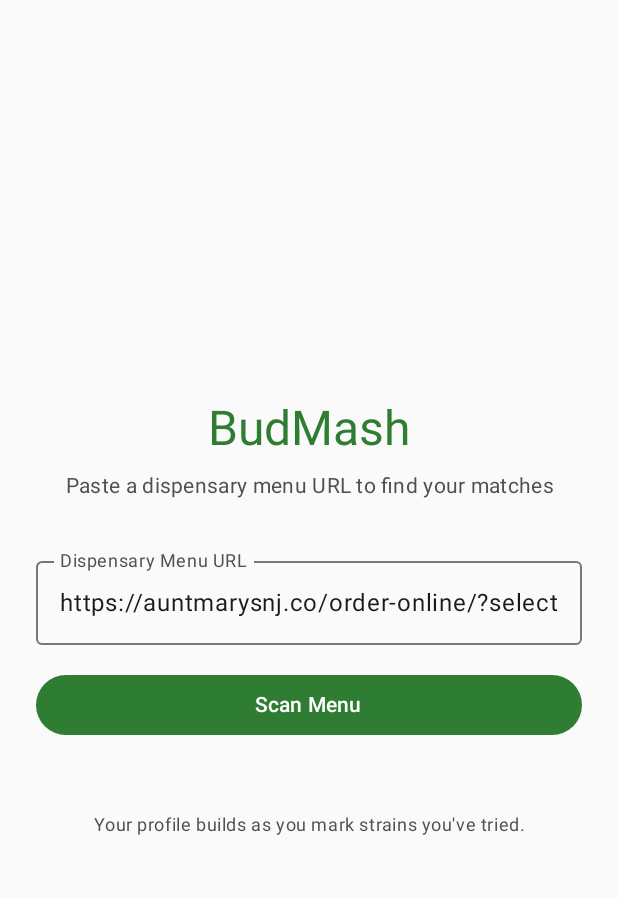
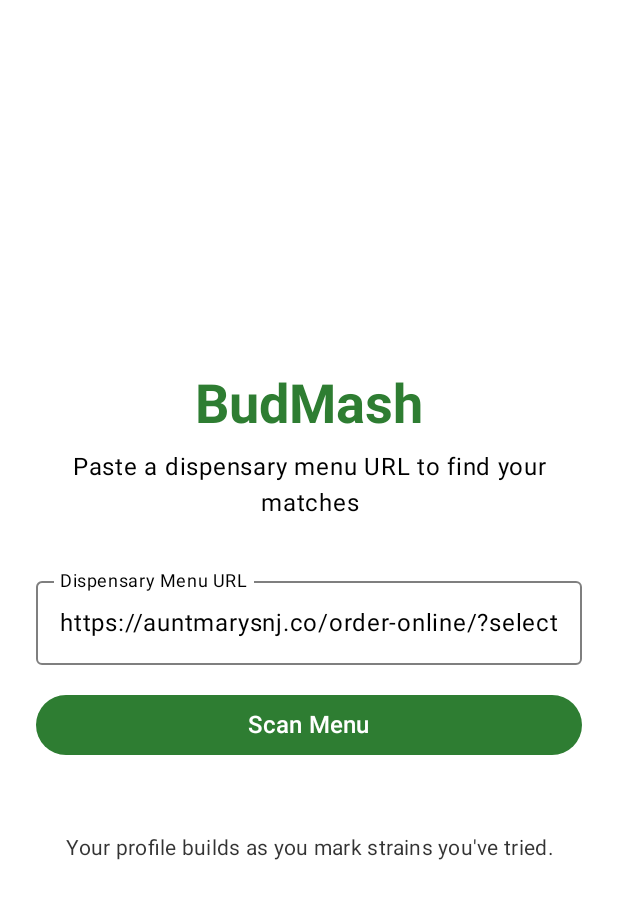
Before and after one commit to usathyan/cannabis-strain-analyzer, an Android app built with Jetpack Compose: the screen it shows after launch (MainActivity), on a phone screen of 412 x 824 dp. Shown: the top 899 px of the screen. Run offline under Robolectric (Android 15) with nearby library versions, the phone set to English and light mode, and no system bars.

Commit message:
style: Maximum contrast for text readability
- Pure white text on dark backgrounds
- Pure black text on light backgrounds
- Explicit text field colors with proper contrast
- Brighter primary green for dark theme
- Added background color to HomeScreen
- Increased font sizes and weights for visibility

🤖 Generated with [Claude Code](https://claude.com/claude-code)

Co-Authored-By: Claude Opus 4.5 <noreply@anthropic.com>

```diff
--- a/budmash/composeApp/src/commonMain/kotlin/com/budmash/ui/screens/HomeScreen.kt
+++ b/budmash/composeApp/src/commonMain/kotlin/com/budmash/ui/screens/HomeScreen.kt
@@ -1,12 +1,16 @@
 package com.budmash.ui.screens
 
+import androidx.compose.foundation.background
 import androidx.compose.foundation.layout.*
 import androidx.compose.material3.*
 import androidx.compose.runtime.*
 import androidx.compose.ui.Alignment
 import androidx.compose.ui.Modifier
+import androidx.compose.ui.graphics.Color
+import androidx.compose.ui.text.font.FontWeight
 import androidx.compose.ui.text.style.TextAlign
 import androidx.compose.ui.unit.dp
+import androidx.compose.ui.unit.sp
 
 private const val DEFAULT_URL = "https://auntmarysnj.co/order-online/?selected_value=rec"
 
@@ -21,6 +25,7 @@ fun HomeScreen(
     Column(
         modifier = Modifier
             .fillMaxSize()
+            .background(MaterialTheme.colorScheme.background)
             .padding(24.dp),
         horizontalAlignment = Alignment.CenterHorizontally,
         verticalArrangement = Arrangement.Center
@@ -28,6 +33,8 @@ fun HomeScreen(
         Text(
             text = "BudMash",
             style = MaterialTheme.typography.headlineLarge,
+            fontWeight = FontWeight.Bold,
+            fontSize = 36.sp,
             color = MaterialTheme.colorScheme.primary
         )
 
@@ -35,9 +42,9 @@ fun HomeScreen(
 
         Text(
             text = "Paste a dispensary menu URL to find your matches",
-            style = MaterialTheme.typography.bodyMedium,
+            style = MaterialTheme.typography.bodyLarge,
             textAlign = TextAlign.Center,
-            color = MaterialTheme.colorScheme.onSurfaceVariant
+            color = MaterialTheme.colorScheme.onBackground
         )
 
         Spacer(modifier = Modifier.height(32.dp))
@@ -45,9 +52,23 @@ fun HomeScreen(
         OutlinedTextField(
             value = url,
             onValueChange = { url = it },
-            label = { Text("Dispensary Menu URL") },
+            label = {
+                Text(
+                    "Dispensary Menu URL",
+                    color = MaterialTheme.colorScheme.onSurface
+                )
+            },
             modifier = Modifier.fillMaxWidth(),
-            singleLine = true
+            singleLine = true,
+            colors = OutlinedTextFieldDefaults.colors(
+                focusedTextColor = MaterialTheme.colorScheme.onSurface,
+                unfocusedTextColor = MaterialTheme.colorScheme.onSurface,
+                focusedBorderColor = MaterialTheme.colorScheme.primary,
+                unfocusedBorderColor = MaterialTheme.colorScheme.onSurface.copy(alpha = 0.5f),
+                focusedLabelColor = MaterialTheme.colorScheme.primary,
+                unfocusedLabelColor = MaterialTheme.colorScheme.onSurface.copy(alpha = 0.7f),
+                cursorColor = MaterialTheme.colorScheme.primary
+            )
         )
 
         Spacer(modifier = Modifier.height(16.dp))
@@ -55,18 +76,26 @@ fun HomeScreen(
         Button(
             onClick = { onScanClick(url) },
             modifier = Modifier.fillMaxWidth(),
-            enabled = url.isNotBlank()
+            enabled = url.isNotBlank(),
+            colors = ButtonDefaults.buttonColors(
+                containerColor = MaterialTheme.colorScheme.primary,
+                contentColor = Color.White
+            )
         ) {
-            Text("Scan Menu")
+            Text(
+                "Scan Menu",
+                fontSize = 16.sp,
+                fontWeight = FontWeight.Medium
+            )
         }
 
         Spacer(modifier = Modifier.height(48.dp))
 
         Text(
             text = "Your profile builds as you mark strains you've tried.",
-            style = MaterialTheme.typography.bodySmall,
+            style = MaterialTheme.typography.bodyMedium,
             textAlign = TextAlign.Center,
-            color = MaterialTheme.colorScheme.onSurfaceVariant
+            color = MaterialTheme.colorScheme.onBackground.copy(alpha = 0.8f)
         )
     }
 }
--- a/budmash/composeApp/src/commonMain/kotlin/com/budmash/ui/theme/Color.kt
+++ b/budmash/composeApp/src/commonMain/kotlin/com/budmash/ui/theme/Color.kt
@@ -3,7 +3,7 @@ package com.budmash.ui.theme
 import androidx.compose.ui.graphics.Color
 
 // Primary - vibrant green
-val Green80 = Color(0xFF81C784)  // Lighter green for dark theme
+val Green80 = Color(0xFF66BB6A)  // Brighter green for dark theme
 val Green40 = Color(0xFF2E7D32)  // Dark green for light theme
 
 // Secondary - gold/amber accent (matches logo)
@@ -14,10 +14,10 @@ val Gold40 = Color(0xFFFFA000)   // Darker gold for light theme
 val Teal80 = Color(0xFF4DB6AC)
 val Teal40 = Color(0xFF00897B)
 
-// Background/Surface
-val SurfaceDark = Color(0xFF121212)
-val SurfaceLight = Color(0xFFFAFAFA)
+// Background/Surface - higher contrast
+val SurfaceDark = Color(0xFF0D0D0D)   // Near black
+val SurfaceLight = Color(0xFFFFFFFF)  // Pure white
 
-// High contrast text
-val OnSurfaceDark = Color(0xFFE0E0E0)
-val OnSurfaceLight = Color(0xFF1A1A1A)
+// High contrast text - maximum readability
+val OnSurfaceDark = Color(0xFFFFFFFF)   // Pure white text on dark
+val OnSurfaceLight = Color(0xFF000000)  // Pure black text on light
```
